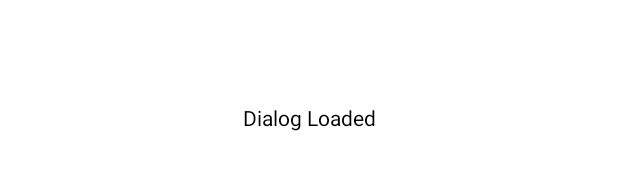
After one commit to arunkbabu90/PopMovies-and, an Android app: the layout person_details_dialog.xml on its own in the app's theme, with its tools: preview values and no code run, on a phone screen of 412 x 824 dp. The commit adds this screen. Shown: the part 501-671 px from the top of the screen. Run offline under Robolectric (Android 15) with nearby library versions, the phone set to English and light mode, and no system bars; network calls fail.

Commit message:
Implementing Person Details 10%

```diff
--- /dev/null
+++ b/app/src/main/res/layout/person_details_dialog.xml
@@ -0,0 +1,23 @@
+<?xml version="1.0" encoding="utf-8"?>
+<androidx.constraintlayout.widget.ConstraintLayout
+    xmlns:android="http://schemas.android.com/apk/res/android"
+    xmlns:app="http://schemas.android.com/apk/res-auto"
+    android:layout_width="match_parent"
+    android:layout_height="match_parent">
+
+    <ImageView
+        android:layout_height="match_parent"
+        android:layout_width="match_parent"
+        android:contentDescription="@string/profile_picture" />
+
+    <TextView
+        android:layout_width="wrap_content"
+        android:layout_height="wrap_content"
+        android:text="Dialog Loaded"
+        android:textColor="@color/black"
+        app:layout_constraintBottom_toBottomOf="parent"
+        app:layout_constraintEnd_toEndOf="parent"
+        app:layout_constraintStart_toStartOf="parent"
+        app:layout_constraintTop_toTopOf="parent" />
+
+</androidx.constraintlayout.widget.ConstraintLayout>
--- a/app/src/main/res/values/strings.xml
+++ b/app/src/main/res/values/strings.xml
@@ -146,4 +146,5 @@
 
     <string name="pref_file_name_key">preferences</string>
     <string name="pref_is_guest_logged_in">isGuestLoggedIn</string>
+    <string name="profile_picture">Profile Picture</string>
 </resources>
```
Also changed, not shown: app/src/main/java/arunkbabu90/popmovies/data/model/Person.kt (+7 -2 lines), app/src/main/java/arunkbabu90/popmovies/data/model/PersonDetails.kt (added, +8 -0 lines), app/src/main/java/arunkbabu90/popmovies/ui/activity/MovieDetailsActivity.kt (+31 -15 lines), app/src/main/java/arunkbabu90/popmovies/ui/adapter/CastCrewAdapter.kt (+21 -9 lines), app/src/main/java/arunkbabu90/popmovies/ui/dialogs/PersonDetailsDialog.kt (added, +17 -0 lines).
